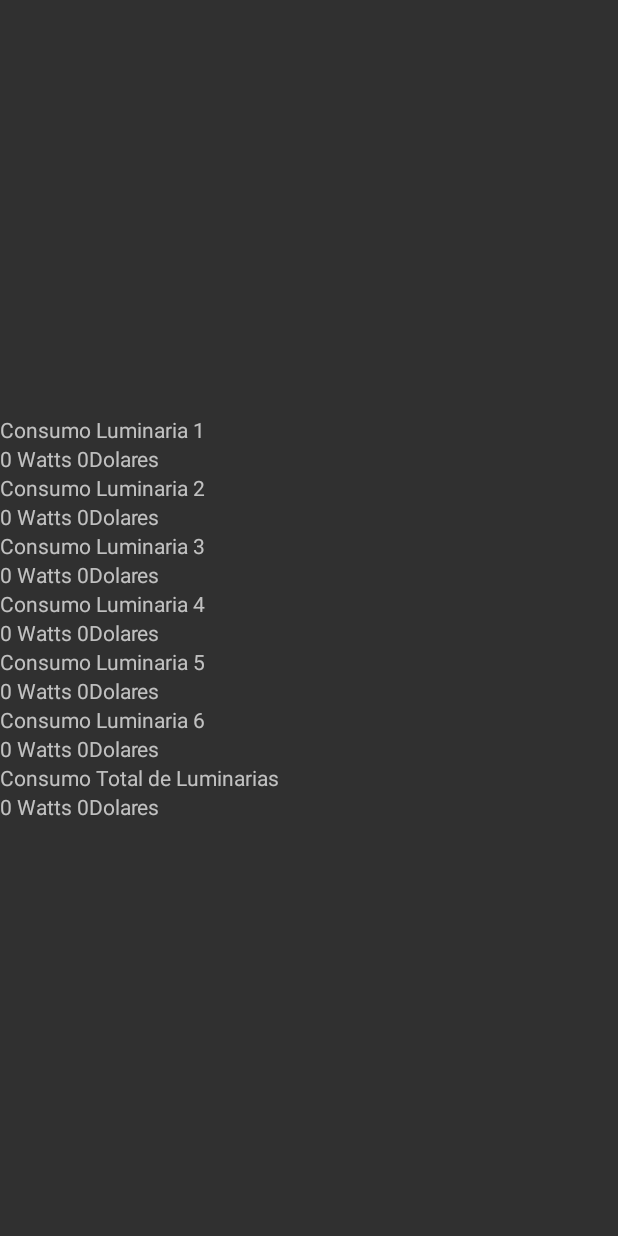
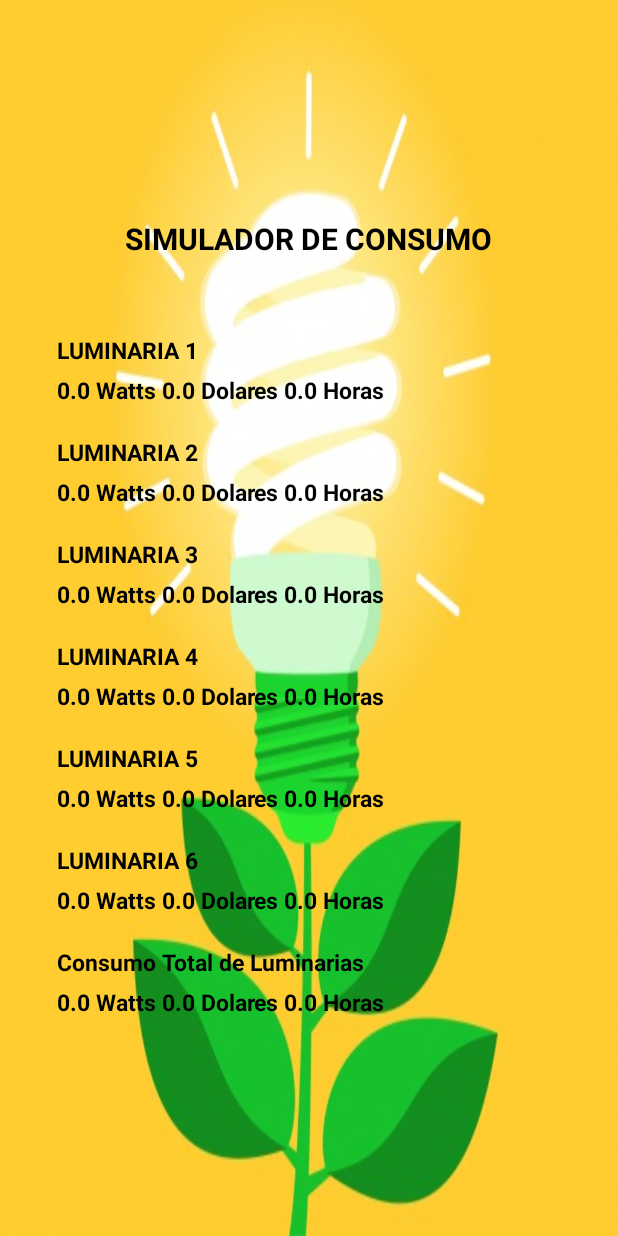
Before and after one commit to ubalbo10/ControladorBluetoohAndroid, an Android app: the fragment Fragment_consumo shown on its own in the app's theme, on a phone screen of 412 x 824 dp. Run offline under Robolectric (Android 15) with nearby library versions, the light colour scheme and no system bars.

Commit message:
Mejorando la UI

```diff
--- a/app/src/main/java/com/arquitectura/ControladorBluetooh/Fragment_consumo.java
+++ b/app/src/main/java/com/arquitectura/ControladorBluetooh/Fragment_consumo.java
@@ -51,16 +51,16 @@ public class Fragment_consumo extends Fragment {
         texto7=vista.findViewById(R.id.textView14);
 
 
-        texto1.setText(Integer.toString((contLum1*20))+" Watts "+Integer.toString((contLum1*20*2)/10000)+"Dolares");
-        texto2.setText(Integer.toString((contLum2*20))+" Watts "+Integer.toString((contLum2*20*2)/10000)+"Dolares");
-        texto3.setText(Integer.toString((contLum3*20))+" Watts "+Integer.toString((contLum3*20*2)/10000)+"Dolares");
-        texto4.setText(Integer.toString((contLum4*20))+" Watts "+Integer.toString((contLum4*20*2)/10000)+"Dolares");
-        texto5.setText(Integer.toString((contLum5*20))+" Watts "+Integer.toString((contLum5*20*2)/10000)+"Dolares");
-        texto6.setText(Integer.toString((contLum6*20))+" Watts "+Integer.toString((contLum6*20*2)/10000)+"Dolares");
+        texto1.setText(Double.toString((contLum1*20))+" Watts "+Double.toString((contLum1*20*2)/10000)+" Dolares "+Double.toString((contLum1))+" Horas");
+        texto2.setText(Double.toString((contLum2*20))+" Watts "+Double.toString((contLum2*20*2)/10000)+" Dolares "+Double.toString((contLum2))+" Horas");
+        texto3.setText(Double.toString((contLum3*20))+" Watts "+Double.toString((contLum3*20*2)/10000)+" Dolares "+Double.toString((contLum3))+" Horas");
+        texto4.setText(Double.toString((contLum4*20))+" Watts "+Double.toString((contLum4*20*2)/10000)+" Dolares "+Double.toString((contLum4))+" Horas");
+        texto5.setText(Double.toString((contLum5*20))+" Watts "+Double.toString((contLum5*20*2)/10000)+" Dolares "+Double.toString((contLum5))+" Horas");
+        texto6.setText(Double.toString((contLum6*20))+" Watts "+Double.toString((contLum6*20*2)/10000)+" Dolares "+Double.toString((contLum6))+" Horas");
 
-        int total=contLum1+contLum2+contLum3+contLum4+contLum5+contLum6;
+        Double total=contLum1+contLum2+contLum3+contLum4+contLum5+contLum6;
 
-        texto7.setText(Integer.toString((total*20))+" Watts "+Integer.toString((total*20*2)/10000)+"Dolares");
+        texto7.setText(Double.toString((total*20))+" Watts "+Double.toString((total*20*2)/10000)+" Dolares "+Double.toString((total))+" Horas");
 
         return vista;
 
--- a/app/src/main/res/layout/fragment_consumo.xml
+++ b/app/src/main/res/layout/fragment_consumo.xml
@@ -8,90 +8,169 @@
         android:layout_width="match_parent"
         android:layout_height="match_parent"
         android:gravity="center"
+        android:background="@drawable/consumo"
         android:orientation="vertical">
+        <TextView
+            android:id="@+id/textView"
+            android:layout_width="wrap_content"
+            android:layout_height="wrap_content"
+            android:textColor="#000000"
+            android:layout_marginBottom="50dp"
+            android:textStyle="bold"
+            android:textSize="20dp"
+            android:text="SIMULADOR DE CONSUMO" />
 
         <TextView
-            android:id="@+id/textView"
+            android:id="@+id/textView1"
             android:layout_width="match_parent"
             android:layout_height="wrap_content"
-            android:text="Consumo Luminaria 1" />
+            android:textColor="#000000"
+            android:layout_marginBottom="5dp"
+            android:textStyle="bold"
+            android:layout_marginLeft="25dp"
+            android:textSize="15dp"
+            android:text="LUMINARIA 1" />
 
         <TextView
             android:id="@+id/textView2"
             android:layout_width="match_parent"
             android:layout_height="wrap_content"
+            android:layout_marginBottom="20dp"
+            android:textColor="#000000"
+            android:textStyle="bold"
+            android:layout_marginLeft="25dp"
+            android:textSize="15dp"
             android:text="" />
 
         <TextView
             android:id="@+id/textView3"
             android:layout_width="match_parent"
             android:layout_height="wrap_content"
-            android:text="Consumo Luminaria 2" />
+            android:textColor="#000000"
+            android:layout_marginBottom="5dp"
+            android:textStyle="bold"
+            android:layout_marginLeft="25dp"
+            android:textSize="15dp"
+            android:text="LUMINARIA 2" />
 
         <TextView
             android:id="@+id/textView4"
             android:layout_width="match_parent"
             android:layout_height="wrap_content"
+            android:layout_marginBottom="20dp"
+            android:textColor="#000000"
+            android:textStyle="bold"
+            android:layout_marginLeft="25dp"
+            android:textSize="15dp"
             android:text="" />
 
         <TextView
             android:id="@+id/textView5"
             android:layout_width="match_parent"
             android:layout_height="wrap_content"
-            android:text="Consumo Luminaria 3" />
+            android:textColor="#000000"
+            android:layout_marginBottom="5dp"
+            android:textStyle="bold"
+            android:layout_marginLeft="25dp"
+            android:textSize="15dp"
+            android:text="LUMINARIA 3" />
 
         <TextView
             android:id="@+id/textView6"
             android:layout_width="match_parent"
             android:layout_height="wrap_content"
+            android:layout_marginBottom="20dp"
+            android:textColor="#000000"
+            android:textStyle="bold"
+            android:layout_marginLeft="25dp"
+            android:textSize="15dp"
             android:text="" />
 
         <TextView
             android:id="@+id/textView7"
             android:layout_width="match_parent"
             android:layout_height="wrap_content"
-            android:text="Consumo Luminaria 4" />
+            android:textColor="#000000"
+            android:layout_marginBottom="5dp"
+            android:textStyle="bold"
+            android:layout_marginLeft="25dp"
+            android:textSize="15dp"
+            android:text="LUMINARIA 4" />
 
         <TextView
             android:id="@+id/textView8"
             android:layout_width="match_parent"
             android:layout_height="wrap_content"
+            android:layout_marginBottom="20dp"
+            android:textColor="#000000"
+            android:textStyle="bold"
+            android:layout_marginLeft="25dp"
+            android:textSize="15dp"
             android:text="" />
 
         <TextView
             android:id="@+id/textView9"
             android:layout_width="match_parent"
             android:layout_height="wrap_content"
-            android:text="Consumo Luminaria 5" />
+            android:textColor="#000000"
+            android:layout_marginBottom="5dp"
+            android:textStyle="bold"
+            android:layout_marginLeft="25dp"
+            android:textSize="15dp"
+            android:text="LUMINARIA 5" />
 
         <TextView
             android:id="@+id/textView10"
             android:layout_width="match_parent"
             android:layout_height="wrap_content"
+            android:layout_marginBottom="20dp"
+            android:textColor="#000000"
+            android:textStyle="bold"
+            android:layout_marginLeft="25dp"
+            android:textSize="15dp"
             android:text="" />
 
         <TextView
             android:id="@+id/textView11"
             android:layout_width="match_parent"
             android:layout_height="wrap_content"
-            android:text="Consumo Luminaria 6" />
+            android:textColor="#000000"
+            android:layout_marginBottom="5dp"
+            android:textStyle="bold"
+            android:layout_marginLeft="25dp"
+            android:textSize="15dp"
+            android:text="LUMINARIA 6" />
 
         <TextView
             android:id="@+id/textView12"
             android:layout_width="match_parent"
             android:layout_height="wrap_content"
+            android:layout_marginBottom="20dp"
+            android:textColor="#000000"
+            android:textStyle="bold"
+            android:layout_marginLeft="25dp"
+            android:textSize="15dp"
             android:text="" />
 
         <TextView
             android:id="@+id/textView13"
             android:layout_width="match_parent"
             android:layout_height="wrap_content"
+            android:textColor="#000000"
+            android:layout_marginBottom="5dp"
+            android:textStyle="bold"
+            android:layout_marginLeft="25dp"
+            android:textSize="15dp"
             android:text="Consumo Total de Luminarias" />
 
         <TextView
             android:id="@+id/textView14"
             android:layout_width="match_parent"
             android:layout_height="wrap_content"
+            android:textColor="#000000"
+            android:textStyle="bold"
+            android:layout_marginLeft="25dp"
+            android:textSize="15dp"
             android:text="" />
 
 
--- a/app/src/main/res/values/colors.xml
+++ b/app/src/main/res/values/colors.xml
@@ -3,6 +3,8 @@
     <color name="colorPrimary">#d84315</color>
     <color name="colorPrimaryDark">#bf360c</color>
     <color name="colorAccent">#ff6e40</color>
+    <color name="red">#E57373</color>
+    <color name="grey">#FF6F00</color>
 
     <color name="colorRecieveText">#00FF00</color>
     <color name="colorSendText">#82CAFF</color>
```
Also changed, not shown: app/src/main/java/com/arquitectura/ControladorBluetooh/ControlPrincipalFragment.java (+80 -40 lines), app/src/main/res/drawable/transparente1.xml (renamed from app/src/main/res/drawable/transparente.xml, +5 -4 lines), app/src/main/res/layout/fragment_principal.xml (+13 -13 lines), app/src/main/res/drawable/consumo.jpg (added), 1 other file.
